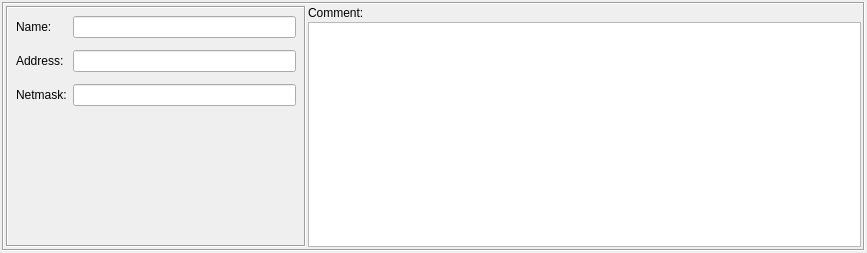
Old version of the form src/gui/networkdialog_q.ui in the repository fwbuilder/fwbuilder.
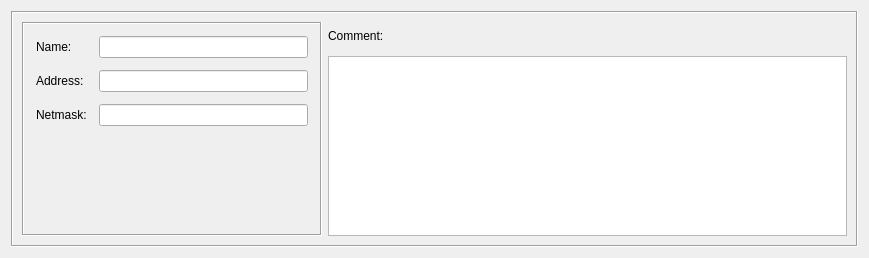
New version of the form.

Commit message: See #501 Finally cleaned up dialog layout for all object dialogs. Had to remove default margin and spacing in the "form setting" for each dialog

```diff
--- a/src/gui/networkdialog_q.ui
+++ b/src/gui/networkdialog_q.ui
@@ -8,8 +8,8 @@
    <rect>
     <x>0</x>
     <y>0</y>
-    <width>867</width>
-    <height>253</height>
+    <width>869</width>
+    <height>258</height>
    </rect>
   </property>
   <property name="sizePolicy" >
@@ -21,19 +21,8 @@
   <property name="windowTitle" >
    <string>Network</string>
   </property>
-  <layout class="QGridLayout" >
-   <property name="margin" >
-    <number>2</number>
-   </property>
-   <property name="spacing" >
-    <number>2</number>
-   </property>
+  <layout class="QGridLayout" name="gridLayout" >
    <item row="0" column="0" >
-    <layout class="QVBoxLayout" >
-     <property name="spacing" >
-      <number>2</number>
-     </property>
-     <item>
       <widget class="QFrame" name="frame7" >
        <property name="sizePolicy" >
         <sizepolicy vsizetype="Expanding" hsizetype="Expanding" >
@@ -75,14 +64,11 @@
            <enum>QFrame::Sunken</enum>
           </property>
           <layout class="QGridLayout" >
-           <property name="horizontalSpacing" >
-            <number>-1</number>
-           </property>
-           <property name="verticalSpacing" >
-            <number>12</number>
-           </property>
            <property name="margin" >
-            <number>8</number>
+          <number>12</number>
+         </property>
+         <property name="spacing" >
+          <number>12</number>
            </property>
            <item row="0" column="0" >
             <widget class="QLabel" name="textLabel1" >
@@ -193,6 +179,12 @@
             <height>0</height>
            </size>
           </property>
+        <property name="maximumSize" >
+         <size>
+          <width>16777215</width>
+          <height>180</height>
+         </size>
+        </property>
           <property name="tabChangesFocus" >
            <bool>true</bool>
           </property>
@@ -202,10 +194,7 @@
       </widget>
      </item>
     </layout>
-   </item>
-  </layout>
  </widget>
- <layoutdefault spacing="2" margin="2" />
  <tabstops>
   <tabstop>obj_name</tabstop>
   <tabstop>address</tabstop>
```
Left out of the diff: 1 changed line with no effect on the pictures. Lines whose indentation alone changed are shown as unchanged. The commit also changes 30 other files.
